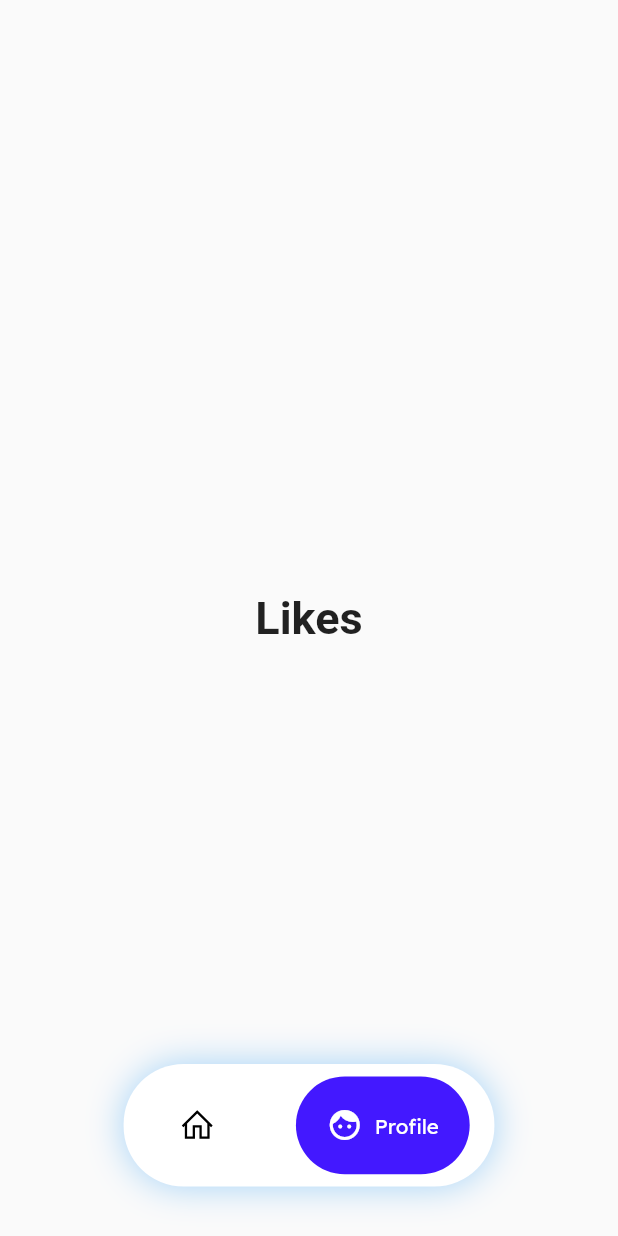
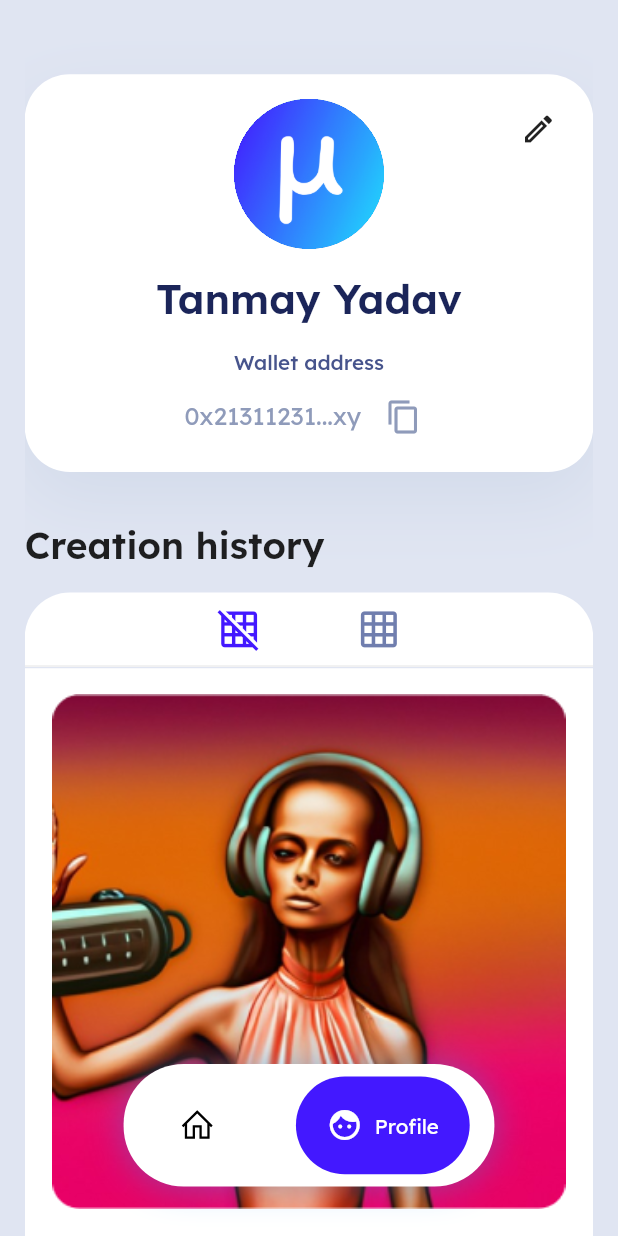
Before and after one commit to yatendra2001/aimuse-ethforall-2023-winner, a Flutter app: the screen it shows after launch, item 2 of the bottom bar chosen, on a phone screen of 412 x 824 dp. Run offline on Flutter 3.47's test engine with Material 2 defaults, Android fonts, the phone set to English and light mode, and no system bars; drawn by our look-alikes of google_nav_bar; our stand-ins replace dots_indicator, flutter_spinkit, flutter_svg, fluttertoast, google_fonts, image_picker and 6 more; missing offline and left inert: clipboard, walletconnect_dart, web3dart; project files that could hold a hidden picture were left out.

Commit message:
Page: Profile Page

```diff
--- a/lib/common_widgets/inspired_image_box.dart
+++ b/lib/common_widgets/inspired_image_box.dart
@@ -8,12 +8,15 @@ class InspiredImageBox extends StatefulWidget {
   final bool showbgColor;
   final bool isGeneratedScreen;
   final String imageURL;
+  final bool border;
+
   const InspiredImageBox(
       {Key? key,
       required this.imgName,
       required this.text,
       this.showbgColor = true,
       this.isGeneratedScreen = false,
+      this.border = false,
       this.imageURL = ""})
       : super(key: key);
 
@@ -24,24 +27,38 @@ class InspiredImageBox extends StatefulWidget {
 class _InspiredImageBoxState extends State<InspiredImageBox> {
   @override
   Widget build(BuildContext context) {
-    return Container(
+    return DecoratedBox(
+      decoration: BoxDecoration(
+          border: Border(
+        bottom: BorderSide(
+          color: Colors.grey.shade200,
+          width: 1.5,
+          style: BorderStyle.solid,
+        ),
+      )),
+      child: Container(
         padding: EdgeInsets.symmetric(vertical: 4.h),
-      margin: EdgeInsets.symmetric(vertical: 1.5.h),
+        margin: EdgeInsets.symmetric(vertical: 1),
         decoration: BoxDecoration(
           color: widget.showbgColor
               ? Colors.white
               : Theme.of(context).scaffoldBackgroundColor,
-        borderRadius: BorderRadius.circular(20),
-        boxShadow: widget.showbgColor
-            ? [
-                BoxShadow(
-                  color: Color(0XFF4318FF).withOpacity(0.05),
-                  offset: Offset(0, 4),
-                  blurRadius: 4,
-                  spreadRadius: 0,
+          borderRadius: widget.border
+              ? BorderRadius.only(
+                  topLeft: Radius.circular(30),
+                  topRight: Radius.circular(30),
                 )
-              ]
               : null,
+          // boxShadow: widget.showbgColor
+          //     ? [
+          //         BoxShadow(
+          //           color: Color(0XFF4318FF).withOpacity(0.05),
+          //           offset: Offset(0, 4),
+          //           blurRadius: 4,
+          //           spreadRadius: 0,
+          //         )
+          //       ]
+          //     : null,
         ),
         alignment: Alignment.center,
         child: Column(
@@ -58,9 +75,31 @@ class _InspiredImageBoxState extends State<InspiredImageBox> {
                       "assets/images/${widget.imgName}.png",
                     ),
             ),
+            SizedBox(height: 4.h),
+            Row(
+              children: [
+                Expanded(flex: 3, child: Container()),
+                Text(
+                  "Given Prompt",
+                  style: GoogleFonts.lexend(
+                    fontWeight: FontWeight.w500,
+                    fontSize: 12.sp,
+                    color: Color(0XFF47548C),
+                  ),
+                ),
+                Expanded(flex: 2, child: Container()),
+                Expanded(
+                    flex: 1,
+                    child: Icon(
+                      Icons.article_outlined,
+                      color: Color(0XFF47548C),
+                      size: 3.h,
+                    )),
+              ],
+            ),
             if (!widget.isGeneratedScreen)
               SizedBox(
-              height: 4.h,
+                height: 1.h,
               ),
             if (!widget.isGeneratedScreen)
               Padding(
@@ -78,6 +117,7 @@ class _InspiredImageBoxState extends State<InspiredImageBox> {
               )
           ],
         ),
+      ),
     );
   }
 }
--- a/lib/features/create nft/screens/create_nft_screen.dart
+++ b/lib/features/create nft/screens/create_nft_screen.dart
@@ -122,6 +122,7 @@ class _CreateNFTScreenState extends State<CreateNFTScreen> {
     return GestureDetector(
       onTap: () => FocusScope.of(context).unfocus(),
       child: Scaffold(
+        backgroundColor: Colors.white,
         body: SingleChildScrollView(
           child: Column(
             crossAxisAlignment: CrossAxisAlignment.start,
--- a/lib/features/create nft/screens/generate_nft_screen.dart
+++ b/lib/features/create nft/screens/generate_nft_screen.dart
@@ -101,6 +101,7 @@ class _GenerateNFTScreenState extends State<GenerateNFTScreen> {
   Widget build(BuildContext context) {
     return _isMinting
         ? Scaffold(
+          backgroundColor: Colors.white,
             body:
                 Column(mainAxisAlignment: MainAxisAlignment.center, children: [
               SpinKitWanderingCubes(
--- a/lib/features/dashboard/screens/dashobard_screen.dart
+++ b/lib/features/dashboard/screens/dashobard_screen.dart
@@ -163,6 +163,7 @@ class _DashBoardScreenState extends State<DashBoardScreen> {
                   height: 2.h,
                 ),
                 InspiredImageBox(
+                  border: true,
                   imgName: "db_img1",
                   text:
                       'A dog driving a car, Avant-garde artstyle, by Pablo Picasso, by Claude Monet, gradient : [B2EBF2, 00BCD4, ], Purple, Unreal Engine, Devianart Top Rated, CGSociety Top Rated.',
@@ -181,6 +182,9 @@ class _DashBoardScreenState extends State<DashBoardScreen> {
                   imgName: "db_img4",
                   text:
                       'A dog driving a car, Pixelated artstyle, by Vincent Van Gogh, by Johannes Vermeer, gradient : [FFF59D, FBC02D, ], Yellow, Devianart Top Rated, CGSociety Top Rated, Broad light, Maya Engine.',
+                ),
+                SizedBox(
+                  height: 15.h,
                 ),
               ],
             ),
--- a/lib/features/dashboard/screens/nav_bar.dart
+++ b/lib/features/dashboard/screens/nav_bar.dart
@@ -1,4 +1,5 @@
 import 'package:ai_muse/features/dashboard/screens/dashobard_screen.dart';
+import 'package:ai_muse/features/profile/screens/profile_screen.dart';
 import 'package:flutter/material.dart';
 import 'package:flutter_svg/svg.dart';
 import 'package:google_fonts/google_fonts.dart';
@@ -9,6 +10,8 @@ import 'package:sizer/sizer.dart';
 
 class BottomNavBarScreen extends StatefulWidget {
     static const routename = '/bottom-nav-bar';
+
+  const BottomNavBarScreen({super.key});
   @override
   _BottomNavBarScreenState createState() => _BottomNavBarScreenState();
 }
@@ -19,14 +22,7 @@ class _BottomNavBarScreenState extends State<BottomNavBarScreen> {
       TextStyle(fontSize: 30, fontWeight: FontWeight.w600);
   static const List<Widget> _widgetOptions = <Widget>[
     DashBoardScreen(),
-    Text(
-      'Likes',
-      style: optionStyle,
-    ),
-    Text(
-      'Profile',
-      style: optionStyle,
-    ),
+    ProfileScreen(),
   ];
 
   @override
--- /dev/null
+++ b/lib/features/profile/screens/profile_screen.dart
@@ -0,0 +1,422 @@
+import 'dart:io';
+
+import 'package:ai_muse/common_widgets/custom_button.dart';
+import 'package:flutter/material.dart';
+import 'package:fluttertoast/fluttertoast.dart';
+import 'package:google_fonts/google_fonts.dart';
+import 'package:image_picker/image_picker.dart';
+import 'package:sizer/sizer.dart';
+import 'package:flutter/services.dart';
+import 'package:clipboard/clipboard.dart';
+import '../../../common_widgets/inspired_image_box.dart';
+
+class ProfileScreen extends StatefulWidget {
+  const ProfileScreen({super.key});
+
+  @override
+  State<ProfileScreen> createState() => _ProfileScreenState();
+}
+
+class _ProfileScreenState extends State<ProfileScreen> {
+  String longString = "0x213112312abc1234def5678ghijklmn9012opqrstuvwxy";
+  bool gridOff = true;
+  String displayName = "Tanmay Yadav";
+  TextEditingController? _textEditingController;
+  File? _imageFile;
+  final picker = ImagePicker();
+
+  Future getImage() async {
+    final pickedFile = await picker.getImage(source: ImageSource.gallery);
+
+    setState(() {
+      if (pickedFile != null) {
+        _imageFile = File(pickedFile.path);
+      } else {
+        print('No image selected.');
+      }
+    });
+  }
+
+  @override
+  void initState() {
+    _textEditingController = TextEditingController(text: displayName);
+    super.initState();
+  }
+
+  //png
+  Map<String, String> images = {
+    "profile_history_img2": "Deepika Padukone as an alien holding a radio",
+    "profile_history_img3": "A kangaroo playing the guitar",
+    "profile_history_img1": "A parrot doing a magic trick",
+  };
+
+  //jpeg
+  Map<String, String> jpegImages = {
+    "profile_history_img4": "Deepika Padukone as an alien holding a radio",
+    "profile_history_img5": "A kangaroo playing the guitar",
+    "profile_history_img6": "A parrot doing a magic trick",
+  };
+
+  @override
+  Widget build(BuildContext context) {
+    return Scaffold(
+      body: SafeArea(
+          child: Padding(
+        padding: EdgeInsets.symmetric(horizontal: 4.w),
+        child: SingleChildScrollView(
+          child: Column(
+            crossAxisAlignment: CrossAxisAlignment.start,
+            children: [
+              SizedBox(
+                height: 6.h,
+              ),
+              userCard(),
+              SizedBox(
+                height: 4.h,
+              ),
+              Text(
+                "Creation history",
+                style: GoogleFonts.lexend(
+                  fontWeight: FontWeight.w600,
+                  fontSize: 18.sp,
+                ),
+              ),
+              SizedBox(
+                height: 2.h,
+              ),
+              DecoratedBox(
+                decoration: BoxDecoration(
+                  color: Colors.white,
+                  borderRadius: BorderRadius.only(
+                    topLeft: Radius.circular(30),
+                    topRight: Radius.circular(30),
+                  ),
+                ),
+                child: Container(
+                  height: 6.h,
+                  decoration: BoxDecoration(
+                    border: Border(
+                      bottom: BorderSide(
+                        color: Colors.grey.shade200,
+                        width: 1,
+                        style: BorderStyle.solid,
+                      ),
+                    ),
+                  ),
+                  child: Row(
+                    children: [
+                      Spacer(
+                        flex: 2,
+                      ),
+                      InkWell(
+                        child: Icon(
+                          Icons.grid_off,
+                          color:
+                              gridOff ? Color(0XFF4318FF) : Color(0XFF707EAE),
+                          size: 3.5.h,
+                        ),
+                        onTap: () {
+                          gridOff = true;
+                          setState(() {});
+                        },
+                      ),
+                      Spacer(),
+                      InkWell(
+                        onTap: () {
+                          gridOff = false;
+                          setState(() {});
+                        },
+                        child: Icon(
+                          Icons.grid_on,
+                          color: gridOff == false
+                              ? Color(0XFF4318FF)
+                              : Color(0XFF707EAE),
+                          size: 3.5.h,
+                        ),
+                      ),
+                      Spacer(
+                        flex: 2,
+                      ),
+                    ],
+                  ),
+                ),
+              ),
+              if (gridOff)
+                Column(
+                  children: images.entries.map((MapEntry mapEntry) {
+                    return Padding(
+                      padding: EdgeInsets.only(bottom: 1),
+                      child: InspiredImageBox(
+                          imgName: mapEntry.key, text: mapEntry.value),
+                    );
+                  }).toList(),
+                ),
+              if (gridOff == false)
+                Container(
+                  color: Colors.white,
+                  width: double.infinity,
+                  padding: EdgeInsets.only(top: 1),
+                  height: 15.h,
+                  child: GridView(
+                    gridDelegate: SliverGridDelegateWithFixedCrossAxisCount(
+                      crossAxisCount: 3,
+                    ),
+                    children: images.entries.map((MapEntry mapEntry) {
+                      return Padding(
+                        padding: const EdgeInsets.all(4.0),
+                        child: ClipRRect(
+                          borderRadius: BorderRadius.circular(10),
+                          child: Image.asset(
+                              "${"assets/images/" + mapEntry.key}.png"),
+                        ),
+                      );
+                    }).toList(),
+                  ),
+                ),
+              if (gridOff == false)
+                Container(
+                  color: Colors.white,
+                  width: double.infinity,
+                  padding: EdgeInsets.only(top: 1),
+                  height: 30.h,
+                  child: GridView(
+                    gridDelegate: SliverGridDelegateWithFixedCrossAxisCount(
+                        crossAxisCount: 3),
+                    children: jpegImages.entries.map((MapEntry mapEntry) {
+                      return Padding(
+                        padding: const EdgeInsets.all(4.0),
+                        child: ClipRRect(
+                          borderRadius: BorderRadius.circular(10),
+                          child: Image.asset(
+                              "${"assets/images/" + mapEntry.key}.jpeg"),
+                        ),
+                      );
+                    }).toList(),
+                  ),
+                ),
+              SizedBox(
+                height: 15.h,
+              ),
+            ],
+          ),
+        ),
+      )),
+    );
+  }
+
+  userCard() {
+    return Container(
+      width: double.infinity,
+      padding: EdgeInsets.all(2.h),
+      decoration: BoxDecoration(
+        borderRadius: BorderRadius.circular(30),
+        color: Colors.white,
+        boxShadow: [
+          BoxShadow(
+            offset: const Offset(0, 18),
+            blurRadius: 40,
+            spreadRadius: 0,
+            color: const Color(0XFF7090B0).withOpacity(0.12),
+          ),
+        ],
+      ),
+      child: Column(
+        mainAxisAlignment: MainAxisAlignment.start,
+        children: [
+          Row(
+            crossAxisAlignment: CrossAxisAlignment.start,
+            mainAxisAlignment: MainAxisAlignment.center,
+            children: [
+              const Spacer(
+                flex: 3,
+              ),
+              CircleAvatar(
+                radius: 50,
+                child: ClipRRect(
+                  borderRadius: BorderRadius.circular(50),
+                  clipBehavior: Clip.hardEdge,
+                  child: Image.asset(
+                    "assets/playstore.png",
+                    fit: BoxFit.fitHeight,
+                    alignment: Alignment.center,
+                  ),
+                ),
+              ),
+              const Spacer(flex: 2),
+              Expanded(
+                flex: 1,
+                child: Align(
+                  alignment: Alignment.topRight,
+                  child: Material(
+                    color: Colors.transparent,
+                    child: InkWell(
+                      splashColor: Colors.blue,
+                      borderRadius: BorderRadius.circular(30),
+                      onTap: () {
+                        showDialog(
+                            context: context,
+                            builder: (BuildContext context) {
+                              return Dialog(
+                                shape: RoundedRectangleBorder(
+                                  borderRadius: BorderRadius.circular(20.0),
+                                ),
+                                child: Container(
+                                  decoration: BoxDecoration(
+                                    borderRadius: BorderRadius.circular(20),
+                                  ),
+                                  height: 50.h,
+                                  width: double.infinity,
+                                  child: Padding(
+                                    padding: EdgeInsets.symmetric(
+                                        vertical: 8, horizontal: 4.w),
+                                    child: Column(
+                                      mainAxisSize: MainAxisSize.min,
+                                      mainAxisAlignment:
+                                          MainAxisAlignment.spaceAround,
+                                      children: [
+                                        Icon(
+                                          Icons.edit_outlined,
+                                          color: Color(0XFF485585),
+                                          size: 4.h,
+                                        ),
+                                        GestureDetector(
+                                          onTap: () {
+                                            getImage();
+                                          },
+                                          child: Stack(
+                                            children: [
+                                              CircleAvatar(
+                                                radius: 50,
+                                                child: ClipRRect(
+                                                  borderRadius:
+                                                      BorderRadius.circular(50),
+                                                  clipBehavior: Clip.hardEdge,
+                                                  child: Image.asset(
+                                                    "assets/playstore.png",
+                                                    fit: BoxFit.fitHeight,
+                                                    alignment: Alignment.center,
+                                                  ),
+                                                ),
+                                              ),
+                                              Positioned(
+                                                bottom: 0,
+                                                right: 0,
+                                                child: Container(
+                                                  padding: EdgeInsets.all(1),
+                                                  decoration: BoxDecoration(
+                                                      color: Colors.white,
+                                                      shape: BoxShape.circle),
+                                                  child: CircleAvatar(
+                                                    radius: 15,
+                                                    foregroundColor:
+                                                        Colors.white,
+                                                    backgroundColor:
+                                                        Color(0XFF4318FF)
+                                                            .withOpacity(0.7),
+                                                    child: Icon(
+                                                      Icons.camera_alt_outlined,
+                                                      size: 20,
+                                                    ),
+                                                  ),
+                                                ),
+                                              )
+                                            ],
+                                          ),
+                                        ),
+                                        TextField(
+                                          controller: _textEditingController,
+                                          style: TextStyle(color: Colors.black),
+                                          decoration: InputDecoration(
+                                            labelText: 'Display Name',
+                                            labelStyle:
+                                                TextStyle(color: Colors.black),
+                                            border: OutlineInputBorder(),
+                                          ),
+                                        ),
+                                        CustomButton(
+                                            onPressed: () {},
+                                            text: "Apply Changes")
+                                      ],
+                                    ),
+                                  ),
+                                ),
+                              );
+                            });
+                      },
+                      child: Padding(
+                        padding: const EdgeInsets.all(8.0),
+                        child: Icon(
+                          Icons.edit_outlined,
+                        ),
+                      ),
+                    ),
+                  ),
+                ),
+              ),
+            ],
+          ),
+          SizedBox(
+            height: 2.h,
+          ),
+          Text(
+            displayName,
+            style: GoogleFonts.lexend(
+              fontSize: 20.sp,
+              fontWeight: FontWeight.w600,
+              color: Color(0XFF1B2559),
+            ),
+          ),
+          SizedBox(
+            height: 2.h,
+          ),
+          Text(
+            "Wallet address",
+            style: GoogleFonts.lexend(
+              fontSize: 10.sp,
+              fontWeight: FontWeight.w500,
+              color: Color(0XFF47548C),
+            ),
+          ),
+          SizedBox(
+            height: 1.h,
+          ),
+          Row(
+            mainAxisSize: MainAxisSize.min,
+            mainAxisAlignment: MainAxisAlignment.center,
+            children: [
+              Text(
+                "${longString.substring(0, 10)}...${longString.substring(longString.length - 2, longString.length)}",
+                overflow: TextOverflow.ellipsis,
+                style: GoogleFonts.lexend(
+                  fontSize: 12.sp,
+                  fontWeight: FontWeight.w400,
+                  color: Color(0XFF8F9BBA),
+                ),
+              ),
+              SizedBox(
+                width: 2.w,
+              ),
+              Material(
+                color: Colors.transparent,
+                child: InkWell(
+                  splashColor: Colors.blue,
+                  borderRadius: BorderRadius.circular(30),
+                  onTap: () {
+                    Clipboard.setData(ClipboardData(text: longString));
+                  },
+                  child: Padding(
+                    padding: const EdgeInsets.all(8.0),
+                    child: Icon(
+                      Icons.copy,
+                      color: Color(0XFF8F9BBA),
+                    ),
+                  ),
+                ),
+              ),
+            ],
+          ),
+        ],
+      ),
+    );
+  }
+}
--- a/lib/main.dart
+++ b/lib/main.dart
@@ -18,7 +18,10 @@ class MyApp extends StatelessWidget {
         return MaterialApp(
           debugShowCheckedModeBanner: false,
           title: 'Ai.muse',
-          theme: ThemeData.light(),
+          theme: ThemeData(
+            scaffoldBackgroundColor: Color(0XFFE0E5F2).withOpacity(1),
+            backgroundColor: Color(0XFFE0E5F2).withOpacity(1),
+          ),
           onGenerateRoute: CustomRouter.onGenerateRoute,
           initialRoute: BottomNavBarScreen.routename,
         );
--- a/pubspec.yaml
+++ b/pubspec.yaml
@@ -53,6 +53,8 @@ dependencies:
   page_transition: ^2.0.9
   google_nav_bar: ^5.0.6
   line_icons: ^2.0.1
+  clipboard: ^0.1.3
+  image_picker: ^0.8.6+3
 
 dev_dependencies:
   flutter_test:
```
Also changed, not shown: assets/images/profile_history_img1.png (added), assets/images/profile_history_img2.png (added), assets/images/profile_history_img3.png (added), assets/images/profile_history_img4.jpeg (added), assets/images/profile_history_img5.jpeg (added), assets/images/profile_history_img6.jpeg (added), pubspec.lock. Lines whose indentation alone changed are shown as unchanged.
